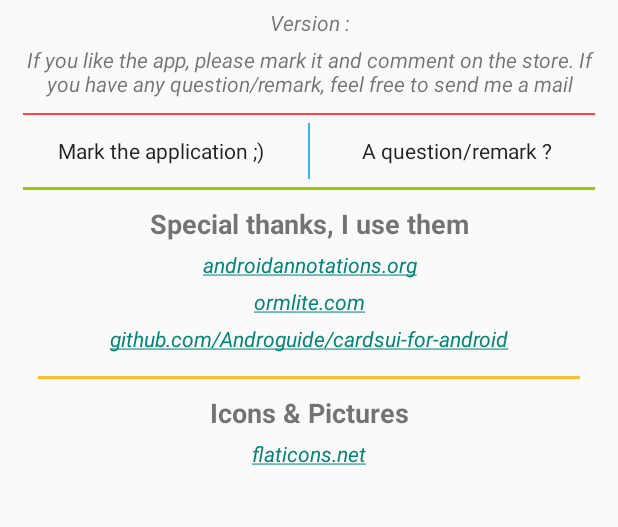
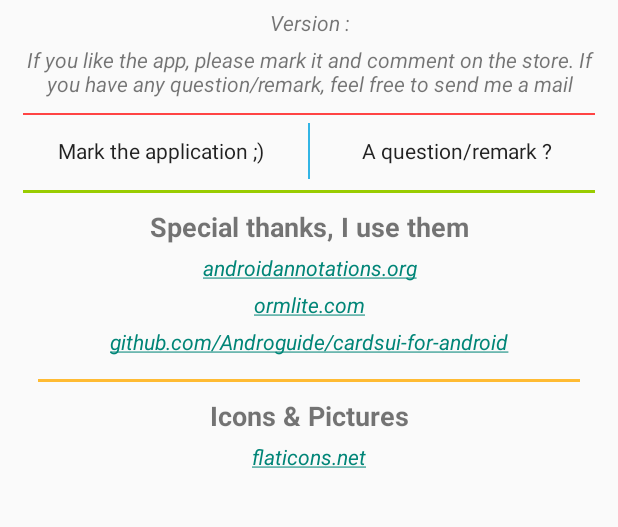
Before and after one commit to quentin7b/android-sticky-notifications, an Android app: the layout dialog_activity_main_about.xml on its own in the app's theme, with its tools: preview values and no code run, on a phone screen of 412 x 824 dp, the part 60-587 px from its top. Run offline under Robolectric (Android 15) with nearby library versions, the phone set to English and light mode, and no system bars.

Commit message:
Margin in dialog

```diff
--- a/app/src/main/res/layout-land/dialog_activity_main_about.xml
+++ b/app/src/main/res/layout-land/dialog_activity_main_about.xml
@@ -78,6 +78,7 @@
             android:layout_width="match_parent"
             android:layout_height="1dp"
             android:layout_marginBottom="5dp"
+            android:layout_marginTop="2dp"
             android:background="@color/redtheme_color" />
 
     </LinearLayout>
--- a/app/src/main/res/layout/dialog_activity_main_about.xml
+++ b/app/src/main/res/layout/dialog_activity_main_about.xml
@@ -72,6 +72,7 @@
         android:layout_width="match_parent"
         android:layout_height="2dp"
         android:layout_marginBottom="10dp"
+        android:layout_marginTop="2dp"
         android:background="@color/greentheme_color" />
 
     <!-- libs -->
```
